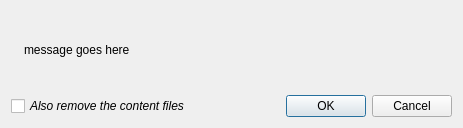
First picture: the form in src/gui/deletionconfirmationdialog.ui, repository Spyhawk00/qbittorrent-kettle-edition, before the edit.
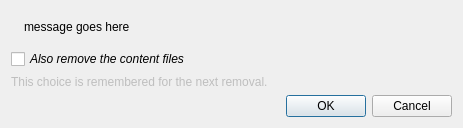
Second picture: the form after the edit.

What changed in the file:
```diff
--- a/src/gui/deletionconfirmationdialog.ui
+++ b/src/gui/deletionconfirmationdialog.ui
@@ -59,6 +59,8 @@
    <item>
     <layout class="QHBoxLayout" name="horizontalLayout_2">
      <item>
+      <layout class="QVBoxLayout" name="verticalLayoutChoice">
+       <item>
       <widget class="QCheckBox" name="checkRemoveContent">
        <property name="sizePolicy">
         <sizepolicy hsizetype="Minimum" vsizetype="Minimum">
@@ -77,13 +79,24 @@
       </widget>
      </item>
      <item>
+        <widget class="QLabel" name="labelRemember">
+         <property name="enabled">
+          <bool>false</bool>
+         </property>
+         <property name="text">
+          <string>This choice is remembered for the next removal.</string>
+         </property>
+         <property name="wordWrap">
+          <bool>true</bool>
+         </property>
+        </widget>
+       </item>
+      </layout>
+     </item>
+    </layout>
+   </item>
+   <item>
       <widget class="QDialogButtonBox" name="buttonBox">
-       <property name="sizePolicy">
-        <sizepolicy hsizetype="Expanding" vsizetype="Minimum">
-         <horstretch>0</horstretch>
-         <verstretch>0</verstretch>
-        </sizepolicy>
-       </property>
        <property name="orientation">
         <enum>Qt::Orientation::Horizontal</enum>
        </property>
@@ -91,8 +104,6 @@
         <set>QDialogButtonBox::StandardButton::Cancel|QDialogButtonBox::StandardButton::Ok</set>
        </property>
       </widget>
-     </item>
-    </layout>
    </item>
   </layout>
  </widget>
```
Lines whose indentation alone changed are shown as unchanged.
